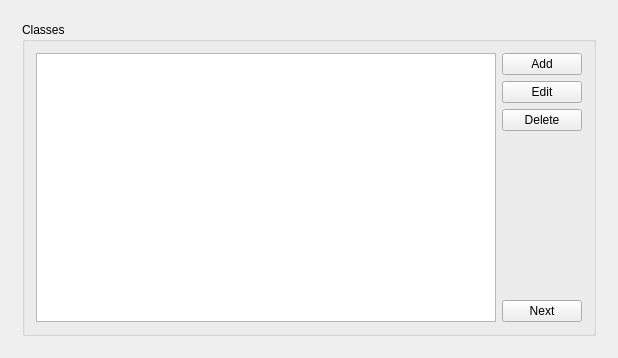
Qt form Orar/OrarApp/ThirdPage.ui (alexandrutm/UnivTimetable) before a commit.
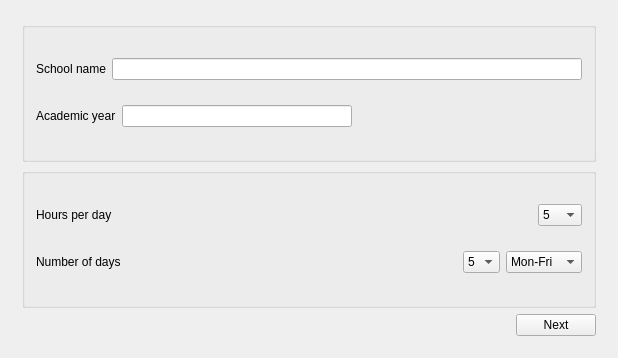
The same form after that commit. The open tabs and pages were chosen to show the change.

Commit message: Subject class implementation and split context data

What changed in the file:
```diff
--- a/Orar/OrarApp/ThirdPage.ui
+++ b/Orar/OrarApp/ThirdPage.ui
@@ -234,140 +234,6 @@
        </item>
       </layout>
      </widget>
-     <widget class="QWidget" name="Subject">
-      <layout class="QHBoxLayout" name="horizontalLayout_8">
-       <item>
-        <widget class="QGroupBox" name="groupBox_3">
-         <property name="title">
-          <string>Subjects</string>
-         </property>
-         <layout class="QGridLayout" name="gridLayout_4">
-          <item row="0" column="0">
-           <widget class="QListWidget" name="listWidgetSubject"/>
-          </item>
-          <item row="0" column="1">
-           <layout class="QVBoxLayout" name="verticalLayout_3">
-            <item>
-             <layout class="QVBoxLayout" name="verticalLayout_2">
-              <item>
-               <widget class="QPushButton" name="AddSubjectButton">
-                <property name="text">
-                 <string>Add</string>
-                </property>
-               </widget>
-              </item>
-              <item>
-               <widget class="QPushButton" name="EditSubjectButton">
-                <property name="text">
-                 <string>Edit</string>
-                </property>
-               </widget>
-              </item>
-              <item>
-               <widget class="QPushButton" name="DeleteSubjectButton">
-                <property name="text">
-                 <string>Delete</string>
-                </property>
-               </widget>
-              </item>
-             </layout>
-            </item>
-            <item>
-             <spacer name="verticalSpacer">
-              <property name="orientation">
-               <enum>Qt::Vertical</enum>
-              </property>
-              <property name="sizeHint" stdset="0">
-               <size>
-                <width>20</width>
-                <height>40</height>
-               </size>
-              </property>
-             </spacer>
-            </item>
-            <item>
-             <widget class="QPushButton" name="NextButtonSubject">
-              <property name="text">
-               <string>Next</string>
-              </property>
-             </widget>
-            </item>
-           </layout>
-          </item>
-         </layout>
-        </widget>
-       </item>
-      </layout>
-     </widget>
-     <widget class="QWidget" name="page">
-      <layout class="QVBoxLayout" name="verticalLayout_4">
-       <item>
-        <widget class="QGroupBox" name="groupBox_4">
-         <property name="title">
-          <string>Classes</string>
-         </property>
-         <layout class="QVBoxLayout" name="verticalLayout_7">
-          <item>
-           <layout class="QGridLayout" name="gridLayout_5">
-            <item row="0" column="0">
-             <widget class="QListWidget" name="listWidgetClasses"/>
-            </item>
-            <item row="0" column="1">
-             <layout class="QVBoxLayout" name="verticalLayout_5">
-              <item>
-               <layout class="QVBoxLayout" name="verticalLayout_6">
-                <item>
-                 <widget class="QPushButton" name="AddClassesButton">
-                  <property name="text">
-                   <string>Add</string>
-                  </property>
-                 </widget>
-                </item>
-                <item>
-                 <widget class="QPushButton" name="EditClassesButton">
-                  <property name="text">
-                   <string>Edit</string>
-                  </property>
-                 </widget>
-                </item>
-                <item>
-                 <widget class="QPushButton" name="DeleteClassesButton">
-                  <property name="text">
-                   <string>Delete</string>
-                  </property>
-                 </widget>
-                </item>
-               </layout>
-              </item>
-              <item>
-               <spacer name="verticalSpacer_2">
-                <property name="orientation">
-                 <enum>Qt::Vertical</enum>
-                </property>
-                <property name="sizeHint" stdset="0">
-                 <size>
-                  <width>20</width>
-                  <height>40</height>
-                 </size>
-                </property>
-               </spacer>
-              </item>
-              <item>
-               <widget class="QPushButton" name="NextClassesSubject">
-                <property name="text">
-                 <string>Next</string>
-                </property>
-               </widget>
-              </item>
-             </layout>
-            </item>
-           </layout>
-          </item>
-         </layout>
-        </widget>
-       </item>
-      </layout>
-     </widget>
     </widget>
    </item>
   </layout>
```
Left out of the diff: 2 changed lines with no effect on the pictures. The commit also changes 23 other files.
